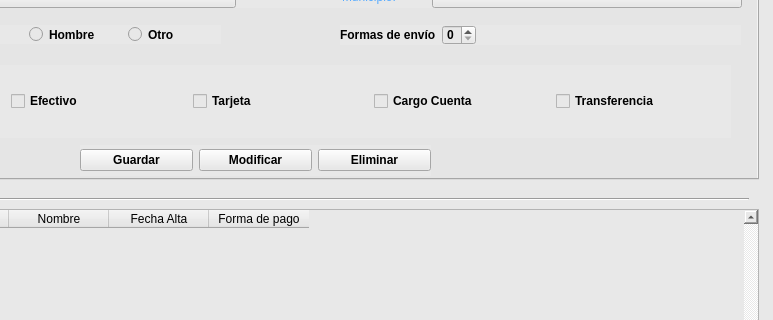
The window that window.ui (RadicalKill/fernandezserra) describes before a commit, drawn with Qt 5; both pictures show x 202 to 975 and y 289 to 609 of the 975 by 819 pixel window.
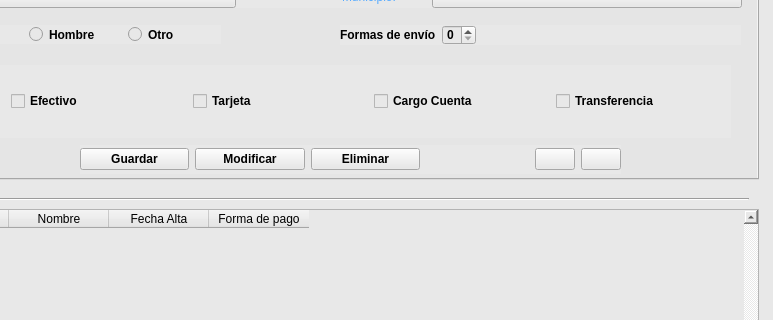
The same window after the commit. Icons and pictures are not drawn.

What changed in the file:
```diff
--- a/window.ui
+++ b/window.ui
@@ -702,18 +702,28 @@
         </item>
        </layout>
       </widget>
-      <widget class="QWidget" name="layoutWidget">
+      <widget class="QWidget" name="">
        <property name="geometry">
         <rect>
          <x>270</x>
          <y>330</y>
-         <width>351</width>
-         <height>31</height>
+         <width>541</width>
+         <height>29</height>
         </rect>
        </property>
+       <layout class="QHBoxLayout" name="horizontalLayout_18">
+        <item>
+         <layout class="QHBoxLayout" name="horizontalLayout_17">
+          <item>
        <layout class="QHBoxLayout" name="horizontalLayout_7">
         <item>
          <widget class="QPushButton" name="btnGuardaClie">
+              <property name="sizePolicy">
+               <sizepolicy hsizetype="Expanding" vsizetype="Fixed">
+                <horstretch>0</horstretch>
+                <verstretch>0</verstretch>
+               </sizepolicy>
+              </property>
           <property name="text">
            <string>Guardar</string>
           </property>
@@ -721,6 +731,12 @@
         </item>
         <item>
          <widget class="QPushButton" name="btnModifCli">
+              <property name="sizePolicy">
+               <sizepolicy hsizetype="Expanding" vsizetype="Fixed">
+                <horstretch>0</horstretch>
+                <verstretch>0</verstretch>
+               </sizepolicy>
+              </property>
           <property name="text">
            <string>Modificar</string>
           </property>
@@ -728,8 +744,65 @@
         </item>
         <item>
          <widget class="QPushButton" name="btnEliminarCli">
+              <property name="sizePolicy">
+               <sizepolicy hsizetype="Expanding" vsizetype="Fixed">
+                <horstretch>0</horstretch>
+                <verstretch>0</verstretch>
+               </sizepolicy>
+              </property>
           <property name="text">
            <string>Eliminar</string>
+              </property>
+             </widget>
+            </item>
+            <item>
+             <spacer name="horizontalSpacer_14">
+              <property name="orientation">
+               <enum>Qt::Horizontal</enum>
+              </property>
+              <property name="sizeHint" stdset="0">
+               <size>
+                <width>40</width>
+                <height>20</height>
+               </size>
+              </property>
+             </spacer>
+            </item>
+           </layout>
+          </item>
+          <item>
+           <widget class="QPushButton" name="btnPDFCli">
+            <property name="text">
+             <string/>
+            </property>
+            <property name="icon">
+             <iconset>
+              <normaloff>img/ojo.png</normaloff>img/ojo.png</iconset>
+            </property>
+            <property name="iconSize">
+             <size>
+              <width>16</width>
+              <height>16</height>
+             </size>
+            </property>
+           </widget>
+          </item>
+         </layout>
+        </item>
+        <item>
+         <widget class="QPushButton" name="btnImprimir2">
+          <property name="text">
+           <string/>
+          </property>
+          <property name="icon">
+           <iconset>
+            <normaloff>img/814618.png</normaloff>img/814618.png</iconset>
+          </property>
+          <property name="iconSize">
+           <size>
+            <width>16</width>
+            <height>16</height>
+           </size>
           </property>
          </widget>
         </item>
```
Left out of the diff: 4 changed lines with no effect on the pictures. Lines whose indentation alone changed are shown as unchanged.
